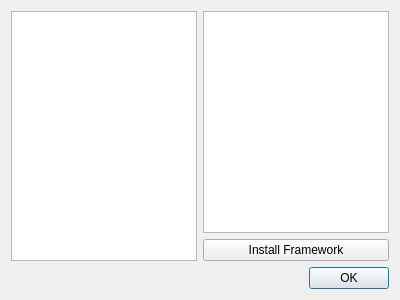
Qt form editor/striderootmanagementdialog.ui (StrideLang/Stride) before a commit.
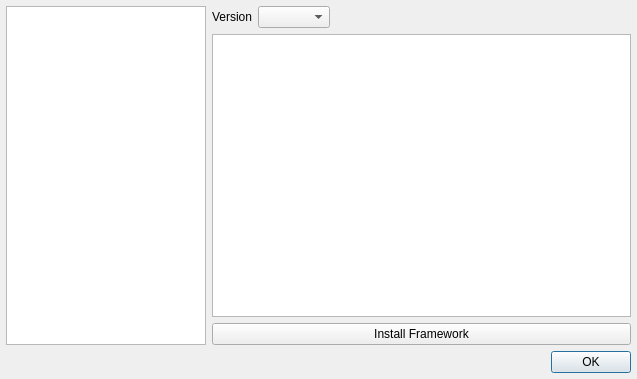
The same form after that commit.

What changed in the file:
```diff
--- a/editor/striderootmanagementdialog.ui
+++ b/editor/striderootmanagementdialog.ui
@@ -6,14 +6,26 @@
    <rect>
     <x>0</x>
     <y>0</y>
-    <width>400</width>
-    <height>300</height>
+    <width>637</width>
+    <height>379</height>
    </rect>
   </property>
   <property name="windowTitle">
    <string>Dialog</string>
   </property>
   <layout class="QGridLayout" name="gridLayout_2">
+   <property name="leftMargin">
+    <number>6</number>
+   </property>
+   <property name="topMargin">
+    <number>6</number>
+   </property>
+   <property name="rightMargin">
+    <number>6</number>
+   </property>
+   <property name="bottomMargin">
+    <number>6</number>
+   </property>
    <item row="1" column="0">
     <widget class="QDialogButtonBox" name="buttonBox">
      <property name="orientation">
@@ -28,6 +40,12 @@
     <layout class="QHBoxLayout" name="horizontalLayout_2">
      <item>
       <widget class="QTreeWidget" name="elementTree">
+       <property name="maximumSize">
+        <size>
+         <width>200</width>
+         <height>16777215</height>
+        </size>
+       </property>
        <attribute name="headerVisible">
         <bool>false</bool>
        </attribute>
@@ -40,6 +58,33 @@
      </item>
      <item>
       <layout class="QVBoxLayout" name="verticalLayout">
+       <item>
+        <layout class="QHBoxLayout" name="horizontalLayout">
+         <item>
+          <widget class="QLabel" name="label">
+           <property name="text">
+            <string>Version</string>
+           </property>
+          </widget>
+         </item>
+         <item>
+          <widget class="QComboBox" name="versionComboBox"/>
+         </item>
+         <item>
+          <spacer name="horizontalSpacer">
+           <property name="orientation">
+            <enum>Qt::Horizontal</enum>
+           </property>
+           <property name="sizeHint" stdset="0">
+            <size>
+             <width>40</width>
+             <height>20</height>
+            </size>
+           </property>
+          </spacer>
+         </item>
+        </layout>
+       </item>
        <item>
         <widget class="QTextEdit" name="detailsText"/>
        </item>
```
